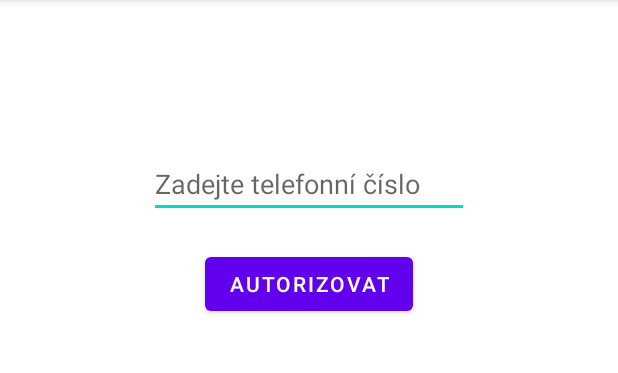
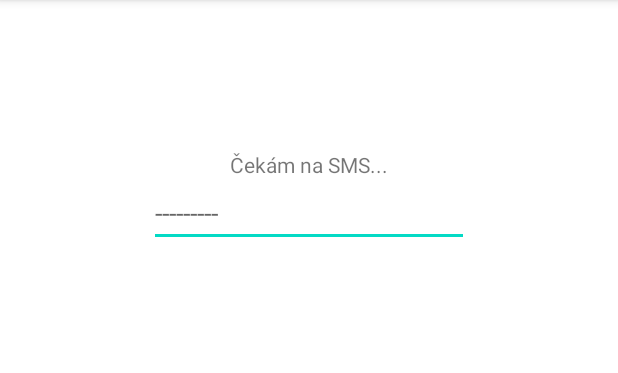
Before and after one commit to ikarus63/SmartAuth, an Android app: the screen it shows after launch (MainActivity), after a tap on "AUTORIZOVAT", on a phone screen of 412 x 824 dp, the part 84-457 px from its top. Run offline under Robolectric (Android 15) with nearby library versions, the phone set to English and light mode, and no system bars.

Commit message:
SMS listener, debugging

```diff
--- a/app/src/main/java/cz/pallamedia/smartauth/MainActivity.java
+++ b/app/src/main/java/cz/pallamedia/smartauth/MainActivity.java
@@ -10,12 +10,14 @@ import android.content.BroadcastReceiver;
 import android.content.Context;
 import android.content.Intent;
 import android.content.pm.PackageManager;
+import android.os.AsyncTask;
 import android.os.Build;
 import android.os.Bundle;
 import android.telephony.SmsMessage;
 import android.view.View;
 import android.widget.Button;
 import android.widget.EditText;
+import android.widget.TextView;
 import java.io.IOException;
 import java.util.Random;
 import okhttp3.OkHttpClient;
@@ -28,26 +30,26 @@ public class MainActivity extends AppCompatActivity {
     private static final int MY_PERMISSIONS_REQUEST_READ_SMS = 101;
     private static Activity activity;
 
-    private final String SMS_API_URL = "https://pallamedia.cz/smsapi.php";
+    private final String SMS_API_URL = "https://pallamedia.cz/smsapi.php?auth";
     private OkHttpClient client = new OkHttpClient();
 
     private static EditText field;
-    private Button button;
+    private static Button button;
+    private static TextView textView;
 
     private String phoneNumber;
-    private String authCode;
+    private static String authCode;
 
     @Override
     protected void onCreate(Bundle savedInstanceState) {
         super.onCreate(savedInstanceState);
         setContentView(R.layout.activity_main);
 
-        if(ContextCompat.checkSelfPermission(activity,
-                Manifest.permission.READ_SMS)
-                !=PackageManager.PERMISSION_GRANTED){
+        Context mContext = this;
 
-            ActivityCompat.requestPermissions(activity,
-                    new String[]{Manifest.permission.READ_SMS},
+        if(ContextCompat.checkSelfPermission((Activity)mContext,Manifest.permission.READ_SMS)!=PackageManager.PERMISSION_GRANTED)
+        {
+            ActivityCompat.requestPermissions((Activity) mContext, new String[]{Manifest.permission.READ_CALENDAR},
                     MY_PERMISSIONS_REQUEST_READ_SMS);
         }
 
@@ -55,15 +57,32 @@ public class MainActivity extends AppCompatActivity {
 
         field = (EditText) findViewById(R.id.field);
         button = (Button) findViewById(R.id.button);
+        textView = (TextView) findViewById(R.id.textView);
 
         button.setOnClickListener(new View.OnClickListener() {
             @Override
             public void onClick(View view) {
+                setControlsVisible(false);
+                changeText("Odesílám SMS s vygenerovaným kódem...");
                 savePhoneNumber();
                 generateAuthCode();
                 sendSMS();
             }
         });
+    }
+
+    private static void changeText(String txt){
+        textView.setText(txt);
+    }
+
+    private static void setControlsVisible(boolean a){
+        if(a){
+            button.setVisibility(View.VISIBLE);
+            //field.setVisibility(View.VISIBLE);
+        }else{
+            button.setVisibility(View.INVISIBLE);
+            //field.setVisibility(View.INVISIBLE);
+        }
     }
 
     private void savePhoneNumber() {
@@ -76,24 +95,49 @@ public class MainActivity extends AppCompatActivity {
 
     private void generateAuthCode() {
         Random random = new Random();
-        authCode = String.valueOf(random.nextInt());
+        authCode = String.valueOf(random.nextInt() + Integer.MAX_VALUE);
     }
 
     private void sendSMS() {
+        new SMSHttpRequest().execute();
+    }
+
+    class SMSHttpRequest extends AsyncTask<String, Void, String> {
+
+
+        @Override
+        protected void onPreExecute() {
+            super.onPreExecute();
+        }
+
+        @Override
+        protected String doInBackground(String... urls) {
+
             Request request = new Request.Builder()
-                .url(SMS_API_URL + "?phone=" + phoneNumber)
+                    .url(SMS_API_URL + "&phone=" + phoneNumber + "&code=" + authCode)
                     .build();
 
             try {
                 Response response = client.newCall(request).execute();
-            String answer = response.body().string();
+                return response.body().string();
             } catch (IOException e) {
-            e.printStackTrace();
+                return e.toString();
             }
 
         }
 
+        protected void onPostExecute(String result) {
+            changeText("Čekám na SMS...");
+        }
+    }
+
         private static void fillInAuthCode(String messageBody) {
+            setControlsVisible(true);
+            if(messageBody.trim().equalsIgnoreCase(authCode)){
+                changeText("Autorizační kód úspěšně ověřen!");
+            }else{
+                changeText("Chybný autorizační kód!");
+            }
             field.setText(messageBody);
     }
 
@@ -113,6 +157,7 @@ public class MainActivity extends AppCompatActivity {
                             message[i] = SmsMessage.createFromPdu((byte[]) pdus[i]);
                             from = message[i].getOriginatingAddress();
                             String messageBody = message[i].getMessageBody();
+
                             fillInAuthCode(messageBody);
                         }
                     } catch (Exception e) {
--- a/app/src/main/res/layout/activity_main.xml
+++ b/app/src/main/res/layout/activity_main.xml
@@ -5,15 +5,23 @@
     android:layout_height="match_parent"
     tools:context=".MainActivity">
 
+    <TextView
+        android:id="@+id/textView"
+        android:layout_width="wrap_content"
+        android:layout_height="wrap_content"
+        android:layout_centerHorizontal="true"
+        android:layout_alignParentTop="true"
+        android:layout_marginTop="100dp"
+        android:text="Zadejte své telefonní číslo" />
+
     <EditText
         android:id="@+id/field"
         android:layout_width="wrap_content"
         android:layout_height="wrap_content"
         android:ems="10"
-        android:hint="Zadejte telefonní číslo"
+        android:hint="---------"
         android:layout_centerHorizontal="true"
-        android:layout_alignParentTop="true"
-        android:layout_marginTop="100dp"
+        android:layout_below="@+id/textView"
         android:inputType="number" />
 
     <Button
@@ -24,4 +32,5 @@
         android:layout_centerHorizontal="true"
         android:layout_marginTop="20dp"
         android:layout_below="@+id/field" />
+
 </RelativeLayout>
```
Lines whose indentation alone changed are shown as unchanged.
